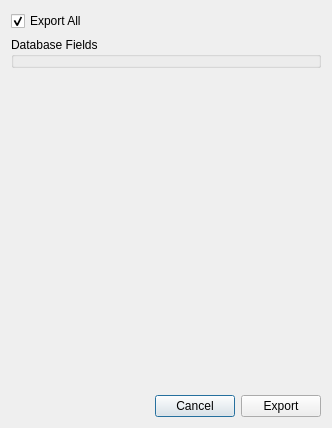
usnistgov/mosaic, file mosaicgui/ui/csvexportview.ui: the form before one commit.
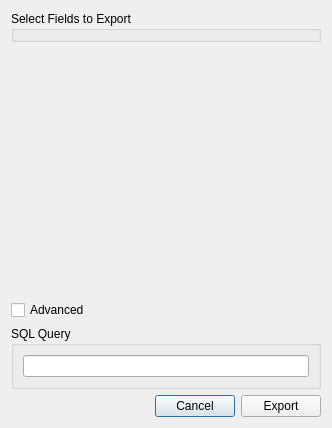
The form after the commit.

Commit message: Added advanced options to CSV export.

```diff
--- a/mosaicgui/ui/csvexportview.ui
+++ b/mosaicgui/ui/csvexportview.ui
@@ -14,20 +14,10 @@
    <string>CSV Export</string>
   </property>
   <layout class="QVBoxLayout" name="verticalLayout_2">
-   <item>
-    <widget class="QCheckBox" name="exportAllCheckBox">
-     <property name="text">
-      <string>Export All</string>
-     </property>
-     <property name="checked">
-      <bool>true</bool>
-     </property>
-    </widget>
-   </item>
    <item>
     <widget class="QGroupBox" name="dbFieldsGroupBox">
      <property name="title">
-      <string>Database Fields</string>
+      <string>Select Fields to Export</string>
      </property>
     </widget>
    </item>
@@ -39,11 +29,47 @@
      <property name="sizeHint" stdset="0">
       <size>
        <width>20</width>
-       <height>281</height>
+       <height>217</height>
       </size>
      </property>
     </spacer>
    </item>
+   <item>
+    <layout class="QHBoxLayout" name="horizontalLayout_2">
+     <item>
+      <widget class="QCheckBox" name="advancedCheckBox">
+       <property name="text">
+        <string>Advanced</string>
+       </property>
+      </widget>
+     </item>
+     <item>
+      <spacer name="horizontalSpacer_2">
+       <property name="orientation">
+        <enum>Qt::Horizontal</enum>
+       </property>
+       <property name="sizeHint" stdset="0">
+        <size>
+         <width>40</width>
+         <height>20</height>
+        </size>
+       </property>
+      </spacer>
+     </item>
+    </layout>
+   </item>
+   <item>
+    <widget class="QGroupBox" name="advancedGroupBox">
+     <property name="title">
+      <string>SQL Query</string>
+     </property>
+     <layout class="QVBoxLayout" name="verticalLayout">
+      <item>
+       <widget class="QLineEdit" name="sqlQueryLineEdit"/>
+      </item>
+     </layout>
+    </widget>
+   </item>
    <item>
     <layout class="QHBoxLayout" name="horizontalLayout">
      <item>
```
Left out of the diff: 26 changed lines with no effect on the pictures. The commit also changes 1 other file.
